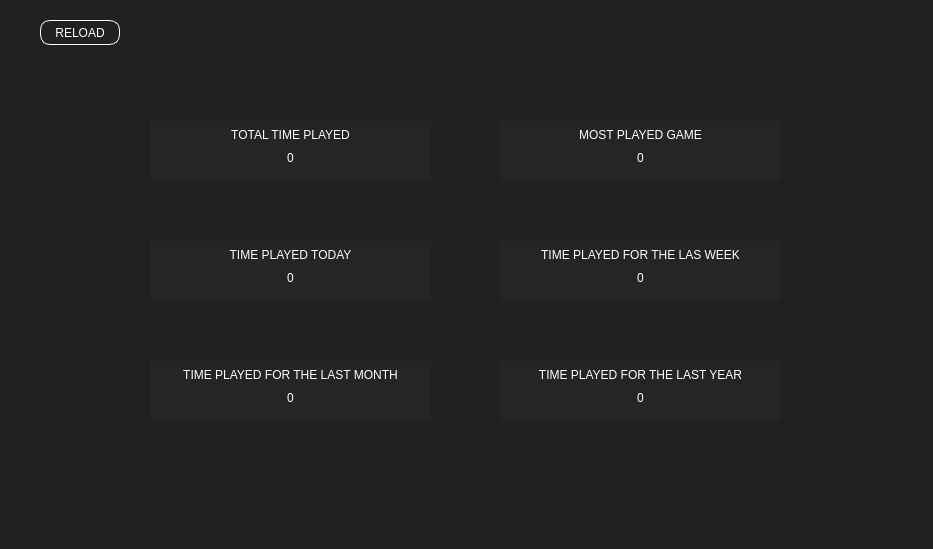
Above: stats.ui from illud/crono before the change. Below: the same form after it.
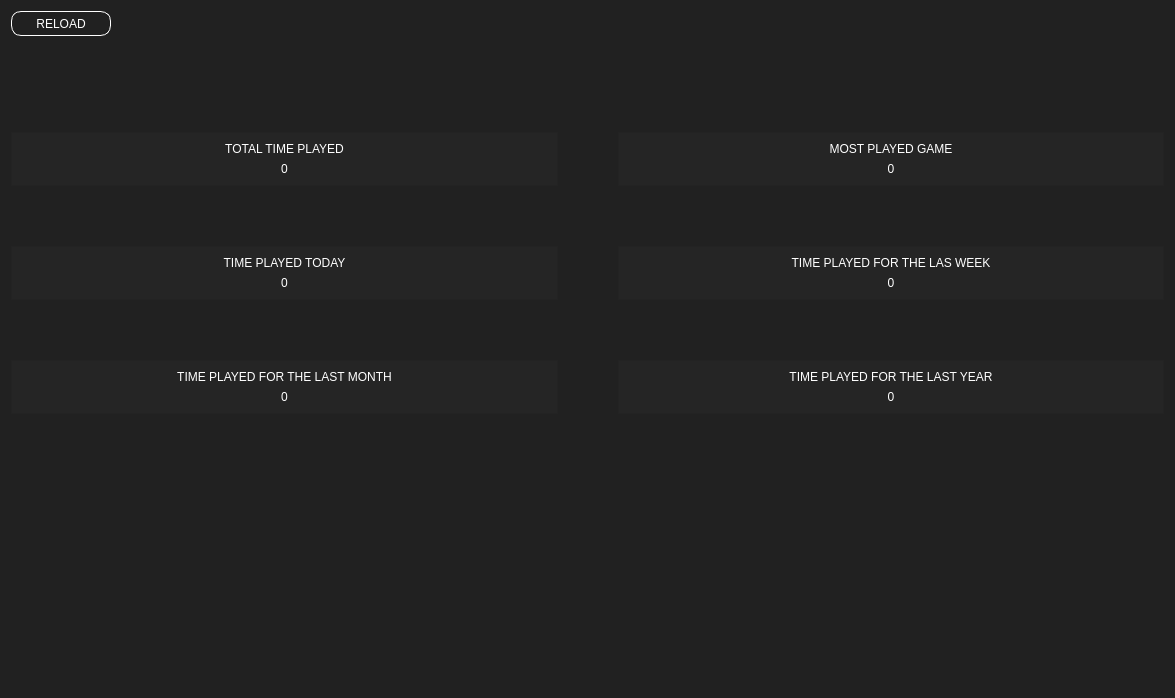
That is the form after the change.

Commit message: responsive stats view

The edit to the form file:
```diff
--- a/stats.ui
+++ b/stats.ui
@@ -6,8 +6,8 @@
    <rect>
     <x>0</x>
     <y>0</y>
-    <width>933</width>
-    <height>549</height>
+    <width>1175</width>
+    <height>698</height>
    </rect>
   </property>
   <property name="windowTitle">
@@ -16,76 +16,84 @@
   <property name="styleSheet">
    <string notr="true">background-color: rgb(33, 33, 33);</string>
   </property>
-  <widget class="QFrame" name="frame">
-   <property name="geometry">
-    <rect>
-     <x>150</x>
-     <y>120</y>
-     <width>281</width>
-     <height>61</height>
-    </rect>
-   </property>
-   <property name="styleSheet">
-    <string notr="true">background-color: rgba(44, 44, 44, 100);</string>
-   </property>
-   <property name="frameShape">
-    <enum>QFrame::StyledPanel</enum>
-   </property>
-   <property name="frameShadow">
-    <enum>QFrame::Raised</enum>
-   </property>
-   <widget class="QLabel" name="label">
-    <property name="geometry">
-     <rect>
-      <x>0</x>
-      <y>5</y>
-      <width>281</width>
-      <height>20</height>
-     </rect>
-    </property>
+  <layout class="QVBoxLayout" name="verticalLayout_7">
+   <item>
+    <widget class="QPushButton" name="btnReload">
+     <property name="sizePolicy">
+      <sizepolicy hsizetype="Maximum" vsizetype="Fixed">
+       <horstretch>0</horstretch>
+       <verstretch>0</verstretch>
+      </sizepolicy>
+     </property>
+     <property name="minimumSize">
+      <size>
+       <width>100</width>
+       <height>25</height>
+      </size>
+     </property>
+     <property name="cursor">
+      <cursorShape>PointingHandCursor</cursorShape>
+     </property>
     <property name="styleSheet">
-     <string notr="true">color: rgb(255, 255, 255);
-background-color: transparent;
-font: 900 9pt &quot;Arial Black&quot;;</string>
+      <string notr="true">QPushButton#btnReload { 
+    background-color:  transparent;
+	font: 900 9pt &quot;Arial Black&quot;;
+	color: rgb(255, 255, 255);
+    border: 1px;
+	border-color: rgb(255, 255, 255);
+	border-style: outset;
+border-radius: 10px;
+}
+
+QPushButton#btnReload:hover{ 
+    background-color: rgb(252, 196, 25);
+	font: 900 9pt &quot;Arial Black&quot;;
+	color: rgb(255, 255, 255);
+    border: 0px;
+}
+
+QPushButton#btnReload::focus:pressed{ 
+	background-color: rgb(252, 72, 25);
+	font: 900 9pt &quot;Arial Black&quot;;
+	color: rgb(255, 255, 255);
+    border: 0px;
+}
+</string>
     </property>
     <property name="text">
-     <string>TOTAL TIME PLAYED</string>
-    </property>
-    <property name="alignment">
-     <set>Qt::AlignCenter</set>
-    </property>
-   </widget>
-   <widget class="QLabel" name="totalTimePlayedText">
-    <property name="geometry">
-     <rect>
-      <x>30</x>
-      <y>30</y>
-      <width>221</width>
-      <height>16</height>
-     </rect>
-    </property>
-    <property name="styleSheet">
-     <string notr="true">background-color: rgba(44, 44, 44, 0);
-color: rgb(255, 255, 255);
-font: 900 14pt &quot;Arial Black&quot;;</string>
-    </property>
-    <property name="text">
-     <string>0</string>
-    </property>
-    <property name="alignment">
-     <set>Qt::AlignCenter</set>
-    </property>
-   </widget>
-  </widget>
+      <string>RELOAD</string>
+     </property>
+    </widget>
+   </item>
+   <item>
+    <spacer name="verticalSpacer">
+     <property name="orientation">
+      <enum>Qt::Vertical</enum>
+     </property>
+     <property name="sizeType">
+      <enum>QSizePolicy::Preferred</enum>
+     </property>
+     <property name="sizeHint" stdset="0">
+      <size>
+       <width>20</width>
+       <height>90</height>
+      </size>
+     </property>
+    </spacer>
+   </item>
+   <item>
+    <layout class="QGridLayout" name="gridLayout" rowstretch="0,0,0,0,0,50" columnminimumwidth="0,0">
+     <property name="sizeConstraint">
+      <enum>QLayout::SetDefaultConstraint</enum>
+     </property>
+     <property name="bottomMargin">
+      <number>0</number>
+     </property>
+     <property name="spacing">
+      <number>60</number>
+     </property>
+     <item row="0" column="1">
   <widget class="QFrame" name="frame_2">
-   <property name="geometry">
-    <rect>
-     <x>500</x>
-     <y>120</y>
-     <width>281</width>
-     <height>61</height>
-    </rect>
-   </property>
    <property name="styleSheet">
     <string notr="true">background-color: rgba(44, 44, 44, 100);</string>
    </property>
@@ -95,15 +103,9 @@
    <property name="frameShadow">
     <enum>QFrame::Raised</enum>
    </property>
+       <layout class="QVBoxLayout" name="verticalLayout_2">
+        <item>
    <widget class="QLabel" name="mostPlayedGameTitle">
-    <property name="geometry">
-     <rect>
-      <x>0</x>
-      <y>5</y>
-      <width>281</width>
-      <height>20</height>
-     </rect>
-    </property>
     <property name="styleSheet">
      <string notr="true">color: rgb(255, 255, 255);
 font: 900 9pt &quot;Arial Black&quot;;
@@ -116,16 +118,65 @@
      <set>Qt::AlignCenter</set>
     </property>
    </widget>
+        </item>
+        <item>
    <widget class="QLabel" name="mostPlayedGameText">
-    <property name="geometry">
-     <rect>
-      <x>30</x>
-      <y>30</y>
-      <width>221</width>
-      <height>16</height>
-     </rect>
-    </property>
+          <property name="styleSheet">
+           <string notr="true">background-color: rgba(44, 44, 44, 0);
+color: rgb(255, 255, 255);
+font: 900 14pt &quot;Arial Black&quot;;</string>
+          </property>
+          <property name="text">
+           <string>0</string>
+          </property>
+          <property name="alignment">
+           <set>Qt::AlignCenter</set>
+          </property>
+         </widget>
+        </item>
+       </layout>
+      </widget>
+     </item>
+     <item row="4" column="1">
+      <widget class="QLabel" name="label_2">
     <property name="styleSheet">
+        <string notr="true">background-color: transparent;</string>
+       </property>
+       <property name="text">
+        <string/>
+       </property>
+      </widget>
+     </item>
+     <item row="0" column="0">
+      <widget class="QFrame" name="frame">
+       <property name="styleSheet">
+        <string notr="true">background-color: rgba(44, 44, 44, 100);</string>
+       </property>
+       <property name="frameShape">
+        <enum>QFrame::StyledPanel</enum>
+       </property>
+       <property name="frameShadow">
+        <enum>QFrame::Raised</enum>
+       </property>
+       <layout class="QVBoxLayout" name="verticalLayout">
+        <item>
+         <widget class="QLabel" name="label">
+          <property name="styleSheet">
+           <string notr="true">color: rgb(255, 255, 255);
+background-color: transparent;
+font: 900 9pt &quot;Arial Black&quot;;</string>
+          </property>
+          <property name="text">
+           <string>TOTAL TIME PLAYED</string>
+          </property>
+          <property name="alignment">
+           <set>Qt::AlignCenter</set>
+          </property>
+         </widget>
+        </item>
+        <item>
+         <widget class="QLabel" name="totalTimePlayedText">
+          <property name="styleSheet">
      <string notr="true">background-color: rgba(44, 44, 44, 0);
 color: rgb(255, 255, 255);
 font: 900 14pt &quot;Arial Black&quot;;</string>
@@ -137,16 +188,12 @@
      <set>Qt::AlignCenter</set>
     </property>
    </widget>
-  </widget>
+        </item>
+       </layout>
+      </widget>
+     </item>
+     <item row="2" column="0">
   <widget class="QFrame" name="frame_3">
-   <property name="geometry">
-    <rect>
-     <x>150</x>
-     <y>240</y>
-     <width>281</width>
-     <height>61</height>
-    </rect>
-   </property>
    <property name="styleSheet">
     <string notr="true">background-color: rgba(44, 44, 44, 100);</string>
    </property>
@@ -156,15 +203,9 @@
    <property name="frameShadow">
     <enum>QFrame::Raised</enum>
    </property>
+       <layout class="QVBoxLayout" name="verticalLayout_3">
+        <item>
    <widget class="QLabel" name="mostPlayedGameTitle_2">
-    <property name="geometry">
-     <rect>
-      <x>0</x>
-      <y>5</y>
-      <width>281</width>
-      <height>20</height>
-     </rect>
-    </property>
     <property name="styleSheet">
      <string notr="true">background-color: transparent;
 color: rgb(255, 255, 255);
@@ -177,15 +218,9 @@
      <set>Qt::AlignCenter</set>
     </property>
    </widget>
+        </item>
+        <item>
    <widget class="QLabel" name="timePlayedTodayText">
-    <property name="geometry">
-     <rect>
-      <x>30</x>
-      <y>30</y>
-      <width>221</width>
-      <height>16</height>
-     </rect>
-    </property>
     <property name="styleSheet">
      <string notr="true">background-color: rgba(44, 44, 44, 0);
 color: rgb(255, 255, 255);
@@ -198,77 +233,12 @@
      <set>Qt::AlignCenter</set>
     </property>
    </widget>
-  </widget>
-  <widget class="QFrame" name="frame_4">
-   <property name="geometry">
-    <rect>
-     <x>500</x>
-     <y>240</y>
-     <width>281</width>
-     <height>61</height>
-    </rect>
-   </property>
-   <property name="styleSheet">
-    <string notr="true">background-color: rgba(44, 44, 44, 100);</string>
-   </property>
-   <property name="frameShape">
-    <enum>QFrame::StyledPanel</enum>
-   </property>
-   <property name="frameShadow">
-    <enum>QFrame::Raised</enum>
-   </property>
-   <widget class="QLabel" name="mostPlayedGameTitle_3">
-    <property name="geometry">
-     <rect>
-      <x>0</x>
-      <y>5</y>
-      <width>281</width>
-      <height>20</height>
-     </rect>
-    </property>
-    <property name="styleSheet">
-     <string notr="true">background-color: transparent;
-color: rgb(255, 255, 255);
-font: 900 9pt &quot;Arial Black&quot;;</string>
-    </property>
-    <property name="text">
-     <string>TIME PLAYED FOR THE LAS WEEK</string>
-    </property>
-    <property name="alignment">
-     <set>Qt::AlignCenter</set>
-    </property>
-   </widget>
-   <widget class="QLabel" name="timePlayedThisWeek">
-    <property name="geometry">
-     <rect>
-      <x>30</x>
-      <y>30</y>
-      <width>221</width>
-      <height>16</height>
-     </rect>
-    </property>
-    <property name="styleSheet">
-     <string notr="true">background-color: rgba(44, 44, 44, 0);
-color: rgb(255, 255, 255);
-font: 900 14pt &quot;Arial Black&quot;;</string>
-    </property>
-    <property name="text">
-     <string>0</string>
-    </property>
-    <property name="alignment">
-     <set>Qt::AlignCenter</set>
-    </property>
-   </widget>
-  </widget>
+        </item>
+       </layout>
+      </widget>
+     </item>
+     <item row="3" column="0">
   <widget class="QFrame" name="frame_5">
-   <property name="geometry">
-    <rect>
-     <x>150</x>
-     <y>360</y>
-     <width>281</width>
-     <height>61</height>
-    </rect>
-   </property>
    <property name="styleSheet">
     <string notr="true">background-color: rgba(44, 44, 44, 100);</string>
    </property>
@@ -278,15 +248,9 @@
    <property name="frameShadow">
     <enum>QFrame::Raised</enum>
    </property>
+       <layout class="QVBoxLayout" name="verticalLayout_5">
+        <item>
    <widget class="QLabel" name="mostPlayedGameTitle_4">
-    <property name="geometry">
-     <rect>
-      <x>0</x>
-      <y>5</y>
-      <width>281</width>
-      <height>20</height>
-     </rect>
-    </property>
     <property name="styleSheet">
      <string notr="true">background-color: transparent;
 color: rgb(255, 255, 255);
@@ -299,16 +263,71 @@
      <set>Qt::AlignCenter</set>
     </property>
    </widget>
+        </item>
+        <item>
    <widget class="QLabel" name="timePlayedThisMonth">
-    <property name="geometry">
-     <rect>
-      <x>30</x>
-      <y>30</y>
-      <width>221</width>
-      <height>16</height>
-     </rect>
-    </property>
+          <property name="styleSheet">
+           <string notr="true">background-color: rgba(44, 44, 44, 0);
+color: rgb(255, 255, 255);
+font: 900 14pt &quot;Arial Black&quot;;</string>
+          </property>
+          <property name="text">
+           <string>0</string>
+          </property>
+          <property name="alignment">
+           <set>Qt::AlignCenter</set>
+          </property>
+         </widget>
+        </item>
+       </layout>
+      </widget>
+     </item>
+     <item row="4" column="0">
+      <widget class="QLabel" name="label_3">
+       <property name="minimumSize">
+        <size>
+         <width>0</width>
+         <height>10</height>
+        </size>
+       </property>
     <property name="styleSheet">
+        <string notr="true">background-color: transparent;</string>
+       </property>
+       <property name="text">
+        <string/>
+       </property>
+      </widget>
+     </item>
+     <item row="2" column="1">
+      <widget class="QFrame" name="frame_4">
+       <property name="styleSheet">
+        <string notr="true">background-color: rgba(44, 44, 44, 100);</string>
+       </property>
+       <property name="frameShape">
+        <enum>QFrame::StyledPanel</enum>
+       </property>
+       <property name="frameShadow">
+        <enum>QFrame::Raised</enum>
+       </property>
+       <layout class="QVBoxLayout" name="verticalLayout_4">
+        <item>
+         <widget class="QLabel" name="mostPlayedGameTitle_3">
+          <property name="styleSheet">
+           <string notr="true">background-color: transparent;
+color: rgb(255, 255, 255);
+font: 900 9pt &quot;Arial Black&quot;;</string>
+          </property>
+          <property name="text">
+           <string>TIME PLAYED FOR THE LAS WEEK</string>
+          </property>
+          <property name="alignment">
+           <set>Qt::AlignCenter</set>
+          </property>
+         </widget>
+        </item>
+        <item>
+         <widget class="QLabel" name="timePlayedThisWeek">
+          <property name="styleSheet">
      <string notr="true">background-color: rgba(44, 44, 44, 0);
 color: rgb(255, 255, 255);
 font: 900 14pt &quot;Arial Black&quot;;</string>
@@ -320,16 +339,12 @@
      <set>Qt::AlignCenter</set>
     </property>
    </widget>
-  </widget>
+        </item>
+       </layout>
+      </widget>
+     </item>
+     <item row="3" column="1">
   <widget class="QFrame" name="frame_6">
-   <property name="geometry">
-    <rect>
-     <x>500</x>
-     <y>360</y>
-     <width>281</width>
-     <height>61</height>
-    </rect>
-   </property>
    <property name="styleSheet">
     <string notr="true">background-color: rgba(44, 44, 44, 100);</string>
    </property>
@@ -339,15 +354,9 @@
    <property name="frameShadow">
     <enum>QFrame::Raised</enum>
    </property>
+       <layout class="QVBoxLayout" name="verticalLayout_6">
+        <item>
    <widget class="QLabel" name="mostPlayedGameTitle_5">
-    <property name="geometry">
-     <rect>
-      <x>0</x>
-      <y>5</y>
-      <width>281</width>
-      <height>20</height>
-     </rect>
-    </property>
     <property name="styleSheet">
      <string notr="true">background-color: transparent;
 color: rgb(255, 255, 255);
@@ -360,15 +369,9 @@
      <set>Qt::AlignCenter</set>
     </property>
    </widget>
+        </item>
+        <item>
    <widget class="QLabel" name="timePlayedThForTheLastYear">
-    <property name="geometry">
-     <rect>
-      <x>30</x>
-      <y>30</y>
-      <width>221</width>
-      <height>16</height>
-     </rect>
-    </property>
     <property name="styleSheet">
      <string notr="true">background-color: rgba(44, 44, 44, 0);
 color: rgb(255, 255, 255);
@@ -381,49 +384,13 @@
      <set>Qt::AlignCenter</set>
     </property>
    </widget>
-  </widget>
-  <widget class="QPushButton" name="btnReload">
-   <property name="geometry">
-    <rect>
-     <x>40</x>
-     <y>20</y>
-     <width>80</width>
-     <height>25</height>
-    </rect>
-   </property>
-   <property name="cursor">
-    <cursorShape>PointingHandCursor</cursorShape>
-   </property>
-   <property name="styleSheet">
-    <string notr="true">QPushButton#btnReload { 
-    background-color:  transparent;
-	font: 900 9pt &quot;Arial Black&quot;;
-	color: rgb(255, 255, 255);
-    border: 1px;
-	border-color: rgb(255, 255, 255);
-	border-style: outset;
-border-radius: 10px;
-}
-
-QPushButton#btnReload:hover{ 
-    background-color: rgb(252, 196, 25);
-	font: 900 9pt &quot;Arial Black&quot;;
-	color: rgb(255, 255, 255);
-    border: 0px;
-}
-
-QPushButton#btnReload::focus:pressed{ 
-	background-color: rgb(252, 72, 25);
-	font: 900 9pt &quot;Arial Black&quot;;
-	color: rgb(255, 255, 255);
-    border: 0px;
-}
-</string>
-   </property>
-   <property name="text">
-    <string>RELOAD</string>
-   </property>
-  </widget>
+        </item>
+       </layout>
+      </widget>
+     </item>
+    </layout>
+   </item>
+  </layout>
  </widget>
  <resources/>
  <connections/>
```
Lines whose indentation alone changed are shown as unchanged. The commit also changes 1 other file.
